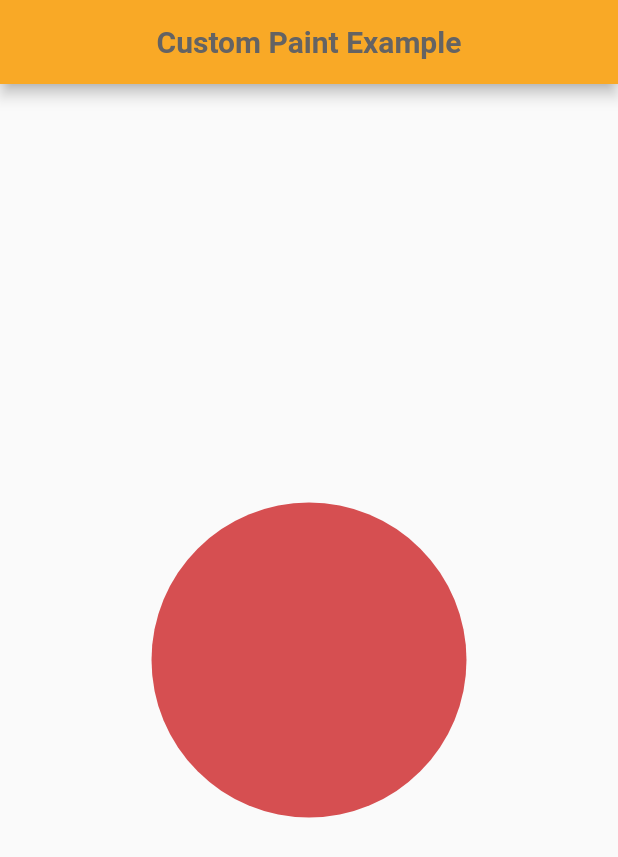
After one commit to esraa-mohamad/examples_learning_animation, a Flutter app: the MoreAnimationView screen opened directly, after a tap on "Custom Paint Example", on a phone screen of 412 x 824 dp. The commit adds this screen. Shown: the top 857 px of the screen. Run offline on Flutter 3.47's test engine with Material 2 defaults, Android fonts, the phone set to English and light mode, and no system bars; our stand-ins replace animated_background.

Commit message:
custom paint animation

```diff
--- a/lib/components/const.dart
+++ b/lib/components/const.dart
@@ -3,3 +3,7 @@ import 'package:flutter/material.dart';
 const Color grayColor= Color(0xff9F989D);
 
 const Color pinkColor = Color(0xffFE148D);
+
+const Color orangeColor = Color(0xffF9A926);
+
+const Color blackColor = Color(0xff646363);
--- /dev/null
+++ b/lib/view/More_Animation/custom_paint_animation_example.dart
@@ -0,0 +1,104 @@
+import 'package:flutter/material.dart';
+
+import '../../components/const.dart';
+
+class CustomPaintAnimationExample extends StatefulWidget {
+  const CustomPaintAnimationExample({super.key});
+
+  @override
+  State<CustomPaintAnimationExample> createState() => _CustomPaintAnimationExampleState();
+}
+
+class _CustomPaintAnimationExampleState extends State<CustomPaintAnimationExample>
+with SingleTickerProviderStateMixin
+{
+
+  late AnimationController animationController ;
+  late Animation<double> sizeAnimation ;
+  late Animation<Color?> colorAnimation ;
+
+  @override
+  void initState() {
+    // TODO: implement initState
+    super.initState();
+
+    animationController = AnimationController(
+        vsync: this ,
+        duration: const Duration(
+          seconds: 2
+        )
+    );
+
+    sizeAnimation = Tween<double>(
+      begin: 50,
+      end: 150,
+    ).animate(animationController);
+
+    colorAnimation = ColorTween(
+      begin: Colors.red,
+      end: Colors.blue ,
+    ).animate(CurvedAnimation(parent: animationController, curve: Curves.easeInCirc));
+
+    animationController.repeat(reverse: true);
+  }
+
+  @override
+  void dispose() {
+    // TODO: implement dispose
+    animationController.dispose();
+    super.dispose();
+  }
+  @override
+  Widget build(BuildContext context) {
+    return Scaffold(
+      appBar:  AppBar(
+        automaticallyImplyLeading: false,
+        backgroundColor: orangeColor,
+        title:  const Text(
+          'Custom Paint Example',
+          style: TextStyle(
+            color: blackColor,
+            fontWeight: FontWeight.bold,
+            fontSize: 20,
+          ),
+        ),
+        centerTitle: true,
+      ),
+      body: Center(
+        child: AnimatedBuilder(
+          animation: animationController,
+          builder: ( context, child)
+          {
+            return CustomPaint(
+              painter: CirclePainter(sizeAnimation.value, colorAnimation.value ?? Colors.red) ,
+              size: const Size.square(400),
+            );
+          },
+        ),
+      ),
+    );
+  }
+}
+
+class CirclePainter extends CustomPainter
+{
+  final double _size ;
+  final Color _color ;
+
+  CirclePainter(this._size, this._color);
+
+  @override
+  void paint(Canvas canvas, Size size) {
+    final paint = Paint();
+    paint.color=_color;
+    paint.style = PaintingStyle.fill;
+    canvas.drawCircle(Offset(size.width/2, size.height/2), _size, paint);
+  }
+
+  @override
+  bool shouldRepaint(CirclePainter oldDelegate) {
+    // ignore: unrelated_type_equality_checks
+    return _size!= oldDelegate._size || _color!= oldDelegate._color ;
+  }
+
+}
--- /dev/null
+++ b/lib/view/More_Animation/more_animation_view.dart
@@ -0,0 +1,43 @@
+import 'package:examples_animation/view/More_Animation/custom_paint_animation_example.dart';
+import 'package:examples_animation/view/page_transition_animation/page_transition_example.dart';
+import 'package:examples_animation/widget/second_button.dart';
+import 'package:flutter/material.dart';
+import '../../components/const.dart';
+import '../../widget/third_button.dart';
+
+class MoreAnimationView extends StatelessWidget {
+  const MoreAnimationView({super.key});
+
+  @override
+  Widget build(BuildContext context) {
+    return Scaffold(
+      appBar: AppBar(
+        backgroundColor: orangeColor,
+        automaticallyImplyLeading: false,
+        title: const Text(
+          'More Animation',
+          style: TextStyle(
+            color: blackColor,
+            fontWeight: FontWeight.bold,
+            fontSize: 20,
+          ),
+        ),
+        centerTitle: true,
+      ),
+      body: Padding(
+        padding: const EdgeInsets.fromLTRB(20, 25, 20, 0),
+        child: ListView(
+            children:
+            const [
+              SecondButtonElevated(
+                  title: 'Custom Paint Example',
+                  page: CustomPaintAnimationExample(),
+                  colorButton: orangeColor,
+                  colorText: blackColor,
+              ),
+            ]
+        ),
+      ),
+    );
+  }
+}
--- a/lib/view/welcome_view.dart
+++ b/lib/view/welcome_view.dart
@@ -1,6 +1,7 @@
 import 'package:animated_background/animated_background.dart';
 import 'package:examples_animation/view/Explicit_Animation/explicit_home.dart';
 import 'package:examples_animation/view/Implicit_Animation/implicit_home_view.dart';
+import 'package:examples_animation/view/More_Animation/more_animation_view.dart';
 import 'package:examples_animation/view/page_transition_animation/page_transition_view.dart';
 import 'package:examples_animation/widget/second_button.dart';
 import 'package:flutter/material.dart';
@@ -71,6 +72,12 @@ class _WelcomeViewState extends State<WelcomeView>  with SingleTickerProviderSta
                 colorButton:   backColor,
                 colorText: colorText,
               ),
+              SecondButtonElevated(
+                title: 'More Animation Home',
+                page: const MoreAnimationView(),
+                colorButton:   backColor,
+                colorText: colorText,
+              ),
             ],
           ),
         ),
```
